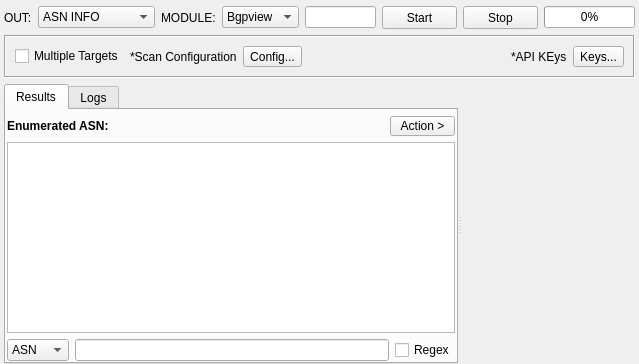
First picture: the form in sub3suite/src/enums/asn/ASNEnum.ui, repository 3nock/OTE, before the edit.
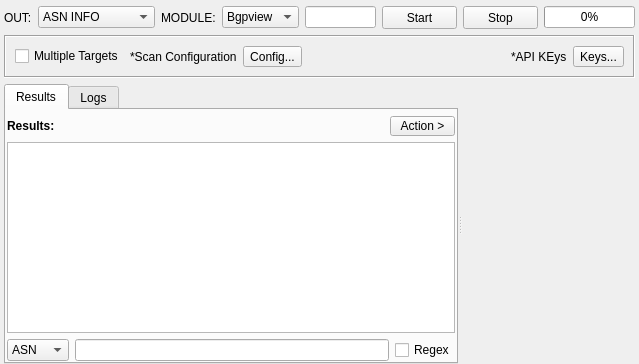
Second picture: the form after the edit. Custom widgets are drawn as their Qt base class.

Diff of the .ui file:
```diff
--- a/sub3suite/src/enums/asn/ASNEnum.ui
+++ b/sub3suite/src/enums/asn/ASNEnum.ui
@@ -228,7 +228,7 @@
              </font>
             </property>
             <property name="text">
-             <string>Enumerated ASN:</string>
+             <string>Results:</string>
             </property>
            </widget>
           </item>
```
